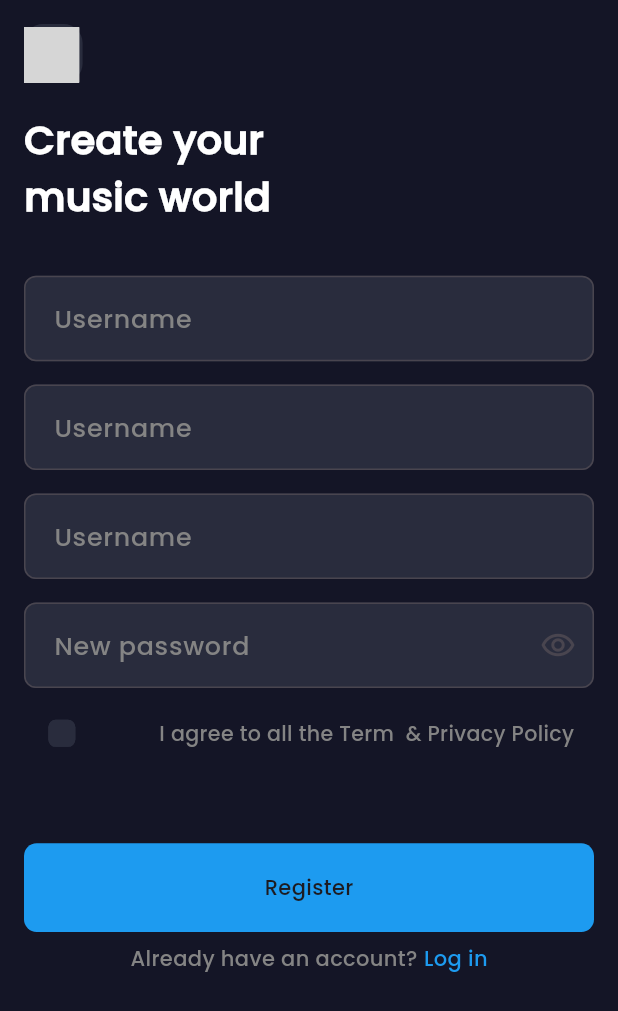
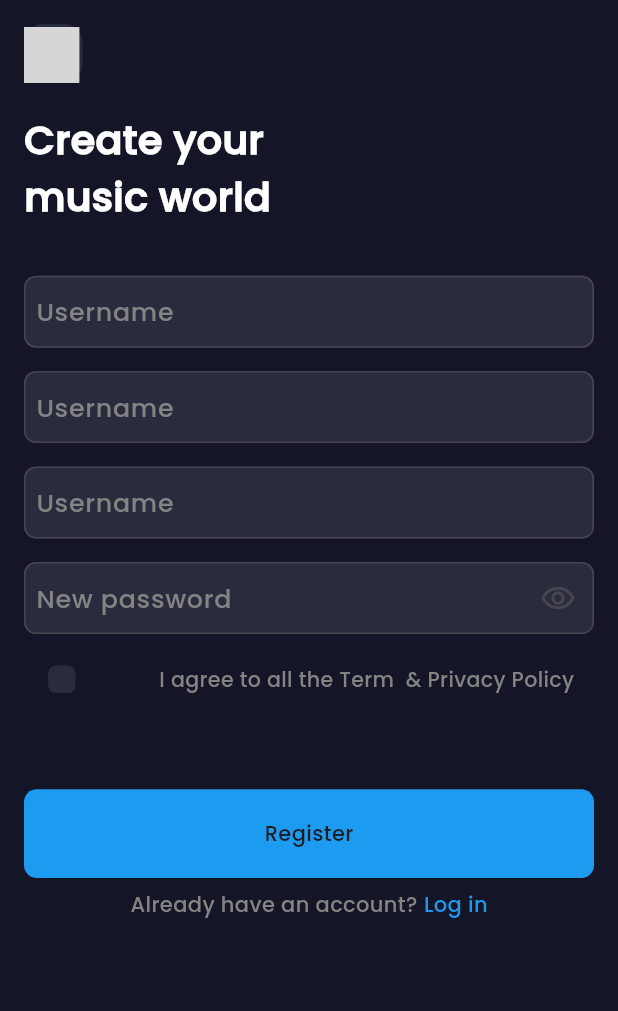
Before and after one commit to eminsuleymanov/Chaplean, a Flutter app: the RegisterPage screen opened directly, on a phone screen of 412 x 824 dp. Shown: the top 1011 px of the screen. Run offline on Flutter 3.47's test engine with Material 3 defaults, Android fonts, the phone set to English and light mode, and no system bars; our stand-ins replace flutter_screenutil; missing offline and left inert: svg_flutter; grey boxes are pictures that could not be loaded.

Commit message:
-custom back buttons globala atdim -Navigator navigate.replace deyiwildi, haminin faylinda deyiwdim -Global input content padding changed to all4 -Global input prefixIcon added -search bar added

```diff
--- a/lib/main.dart
+++ b/lib/main.dart
@@ -1,6 +1,7 @@
 
 
 import 'package:chaplean/presentation/pages/liked/liked_music_page.dart';
+import 'package:chaplean/presentation/pages/search/search_page.dart';
 import 'package:flutter/material.dart';
 import 'package:flutter_screenutil/flutter_screenutil.dart';
 
@@ -32,7 +33,7 @@ class MyApp extends StatelessWidget {
             backgroundColor: AppColors.primaryColor,
           ),
         ),
-        body: const LikedMusicPage(),
+        body: const SearchPage(),
       ),
     );
   }
--- a/lib/presentation/pages/auth/login/login_page.dart
+++ b/lib/presentation/pages/auth/login/login_page.dart
@@ -1,3 +1,4 @@
+import 'package:chaplean/presentation/pages/onboard/onboard_second_page.dart';
 import 'package:flutter/material.dart';
 import 'package:flutter_screenutil/flutter_screenutil.dart';
 
@@ -13,7 +14,7 @@ import 'widgets/inputs/login_input_username.dart';
 import 'widgets/inputs/login_password_input.dart';
 import 'widgets/buttons/login_title_text.dart';
 
-import 'widgets/buttons/custom_back_button.dart';
+import '../../../widgets/custom_back_button.dart';
 
 class LoginPage extends StatelessWidget {
   const LoginPage({super.key});
@@ -23,7 +24,7 @@ class LoginPage extends StatelessWidget {
     return Scaffold(
       body: AuthView(
         children: [
-          const CustomBackButton(),
+          const CustomBackButton(page: OnboardSecondPage()),
           20.verticalSpace,
           const LoginTitleText(),
           120.verticalSpace,
--- a/lib/presentation/pages/auth/register/register_page.dart
+++ b/lib/presentation/pages/auth/register/register_page.dart
@@ -1,7 +1,8 @@
+import 'package:chaplean/presentation/pages/onboard/onboard_second_page.dart';
 import 'package:flutter/material.dart';
 import 'package:flutter_screenutil/flutter_screenutil.dart';
 
-import '../login/widgets/buttons/custom_back_button.dart';
+import '../../../widgets/custom_back_button.dart';
 import '../login/widgets/inputs/auth_view.dart';
 import 'widgets/buttons_texts/privacy_policy_text.dart';
 import 'widgets/buttons_texts/register_button.dart';
@@ -24,7 +25,7 @@ class _RegisterPageState extends State<RegisterPage> {
   Widget build(BuildContext context) {
     return Scaffold(
         body: AuthView(children: [
-      const CustomBackButton(),
+      const CustomBackButton(page: OnboardSecondPage(),),
       20.verticalSpace,
       const RegisterTitleText(),
       34.verticalSpace,
--- a/lib/presentation/pages/liked/liked_music_page.dart
+++ b/lib/presentation/pages/liked/liked_music_page.dart
@@ -2,6 +2,7 @@ import 'package:chaplean/data/models/list_tile_model.dart';
 import 'package:chaplean/presentation/pages/liked/custom_list_tile.dart';
 import 'package:chaplean/presentation/pages/liked/custom_tab.dart';
 import 'package:chaplean/presentation/pages/liked/music_list_view.dart';
+import 'package:chaplean/presentation/pages/onboard/onboard_second_page.dart';
 import 'package:chaplean/presentation/widgets/custom_nav_bar.dart';
 import 'package:chaplean/utils/constants/app_paddings.dart';
 import 'package:flutter/material.dart';
@@ -9,7 +10,7 @@ import 'package:flutter_screenutil/flutter_screenutil.dart';
 
 import '../../../utils/constants/app_colors.dart';
 import '../../../utils/constants/app_strings.dart';
-import '../auth/login/widgets/buttons/custom_back_button.dart';
+import '../../widgets/custom_back_button.dart';
 
 class LikedMusicPage extends StatefulWidget {
   const LikedMusicPage({super.key});
@@ -48,7 +49,7 @@ class _LikedMusicPageState extends State<LikedMusicPage>
               padding: AppPaddings.all12,
               child: Row(
                 children: [
-                  const CustomBackButton(),
+                  const CustomBackButton(page: OnboardSecondPage(),),
                   128.horizontalSpace,
                   const Text(
                     AppStrings.liked,
--- a/lib/presentation/pages/auth/login/widgets/buttons/custom_back_button.dart
+++ b/lib/presentation/widgets/custom_back_button.dart
@@ -1,14 +1,15 @@
-
-import '../../../../onboard/onboard_second_page.dart';
-import '../../../../../../utils/constants/assets_paths.dart';
 import 'package:flutter/material.dart';
 import 'package:flutter_screenutil/flutter_screenutil.dart';
 import 'package:svg_flutter/svg.dart';
 
-import '../../../../../../utils/constants/app_colors.dart';
+import '../../core/routes/generator.dart';
+import '../../utils/constants/app_colors.dart';
+import '../../utils/constants/assets_paths.dart';
 
 class CustomBackButton extends StatelessWidget {
-  const CustomBackButton({Key? key}) : super(key: key);
+  const CustomBackButton({Key? key, required this.page}) : super(key: key);
+
+  final Widget page;
 
   @override
   Widget build(BuildContext context) {
@@ -23,11 +24,7 @@ class CustomBackButton extends StatelessWidget {
         padding: EdgeInsets.only(right: 2.sp, top: 2.sp),
         icon: SvgPicture.asset(AssetsPaths.backArrow),
         onPressed: () {
-           Navigator.pushReplacement(
-                      context,
-                      MaterialPageRoute(
-                        builder: (context) => const OnboardSecondPage(),));
-
+          Navigate.replace(context, page);
         },
       ),
     );
--- a/lib/presentation/widgets/global_input.dart
+++ b/lib/presentation/widgets/global_input.dart
@@ -15,12 +15,13 @@ class GlobalInput extends StatelessWidget {
     this.color,
     this.onChanged,
     this.maxLine = 1,
-    this.suffixIcon,
+    this.suffixIcon, this.prefixIcon,
   });
 
   final dynamic controller;
   final String hintText;
   final bool isSecure;
+  final Widget? prefixIcon;
   final Widget? suffixIcon;
   final Color? color;
   final String? Function(String?)? validate;
@@ -37,7 +38,7 @@ class GlobalInput extends StatelessWidget {
       maxLines: maxLine,
       style: AppTextStyles.etheralWhite16,
       decoration: InputDecoration(
-        contentPadding: AppPaddings.all16,
+        contentPadding: AppPaddings.all4,
         hintStyle: AppTextStyles.smalStyle16,
         fillColor: AppColors.royalty,
         focusColor: AppColors.etherealWhite,
@@ -56,6 +57,7 @@ class GlobalInput extends StatelessWidget {
           borderRadius: BorderRadius.circular(8.0),
         ),
         suffixIcon: suffixIcon,
+        prefixIcon: prefixIcon
       ),
     );
   }
```
Also changed, not shown: lib/presentation/pages/home/widgets/home_appbar.dart (+6 -1 lines), lib/presentation/pages/search/search_page.dart (added, +63 -0 lines), 3 other files.
